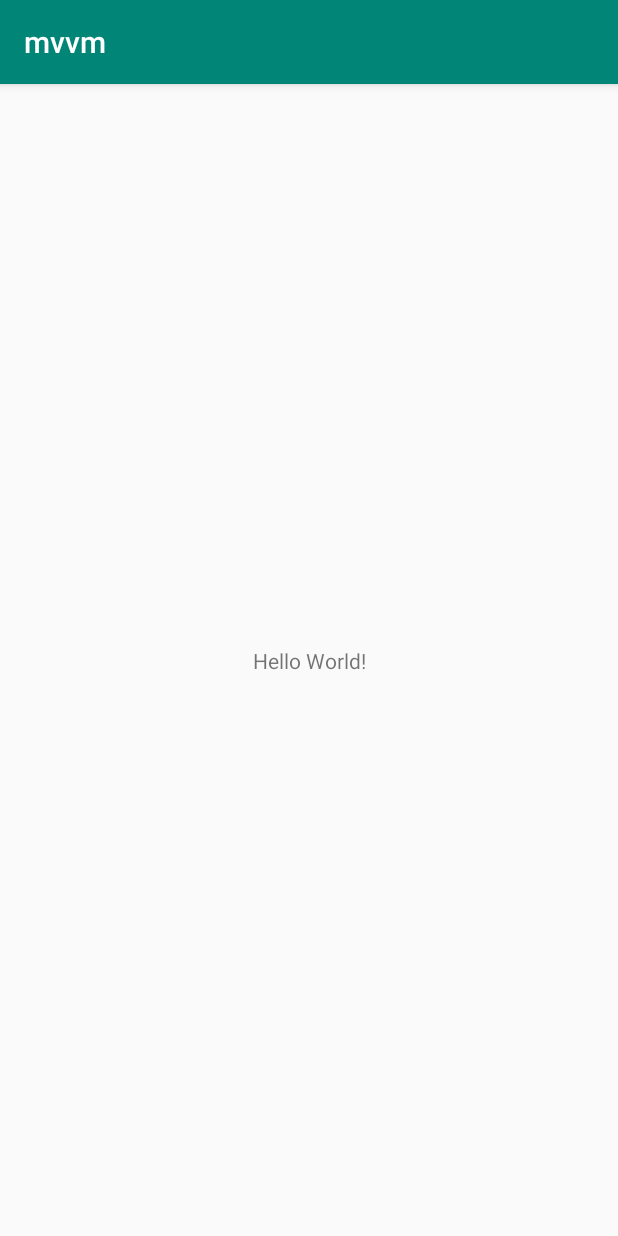
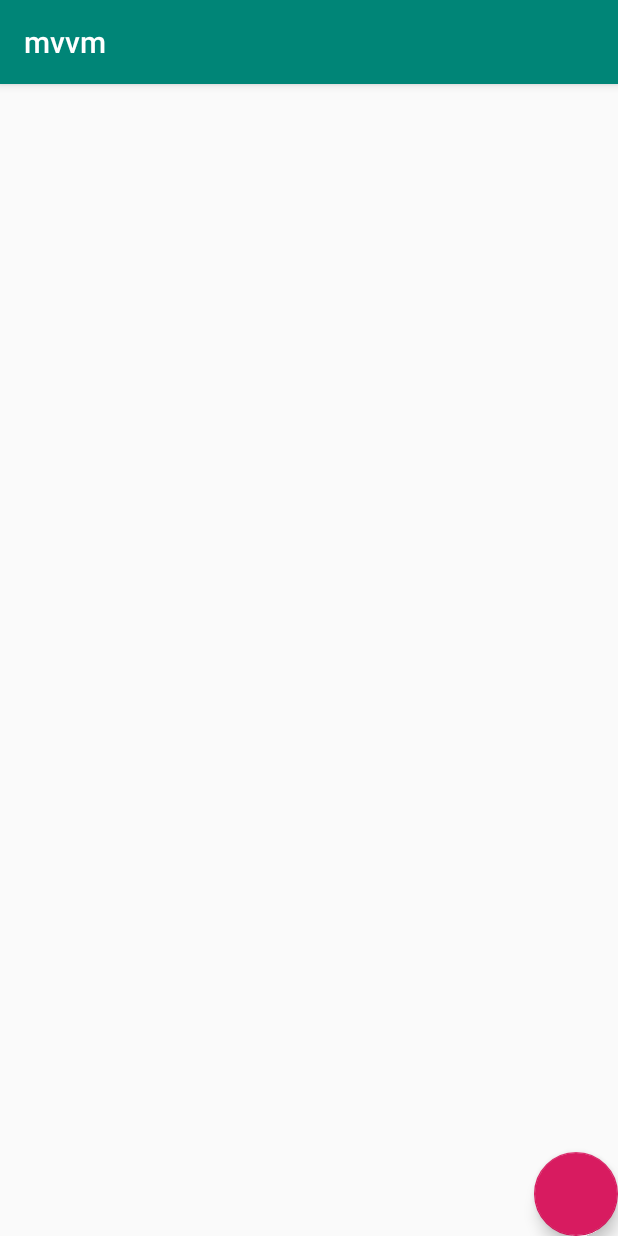
Before and after one commit to PundoJnr/mvvm, an Android app: the screen it shows after launch (MainActivity), on a phone screen of 412 x 824 dp. Run offline under Robolectric (Android 15) with nearby library versions, the phone set to English and light mode, and no system bars.

```diff
--- /dev/null
+++ b/app/src/main/java/com/pundo/mvvm/adapters/RecyclerAdapter.java
@@ -0,0 +1,4 @@
+package com.pundo.mvvm.adapters;
+
+public class RecyclerAdapter {
+}
--- a/app/src/main/res/layout/activity_main.xml
+++ b/app/src/main/res/layout/activity_main.xml
@@ -6,13 +6,17 @@
     android:layout_height="match_parent"
     tools:context=".MainActivity">
 
-    <TextView
+    <androidx.recyclerview.widget.RecyclerView
+        android:id="@+id/recycler"
         android:layout_width="wrap_content"
         android:layout_height="wrap_content"
-        android:text="Hello World!"
+        tools:ignore="MissingConstraints" />
+
+    <com.google.android.material.floatingactionbutton.FloatingActionButton
+        android:id="@+id/add"
+        android:layout_width="wrap_content"
+        android:layout_height="wrap_content"
         app:layout_constraintBottom_toBottomOf="parent"
-        app:layout_constraintLeft_toLeftOf="parent"
-        app:layout_constraintRight_toRightOf="parent"
-        app:layout_constraintTop_toTopOf="parent" />
+        app:layout_constraintEnd_toEndOf="parent" />
 
 </androidx.constraintlayout.widget.ConstraintLayout>
```
Also changed, not shown: app/src/main/java/com/pundo/mvvm/models/NewPlace.java (added, +27 -0 lines).
